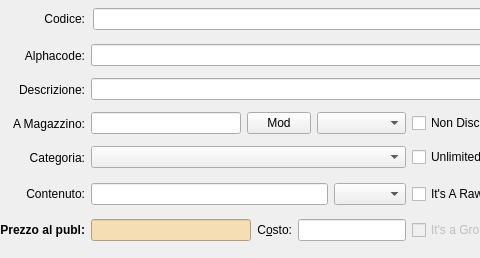
Old version of the form squeeze/src/ui/producteditor.ui in the repository lastprimenumbers/lemonpos; both pictures show x 0 to 480 and y 0 to 258 of the 700 by 258 pixel window.
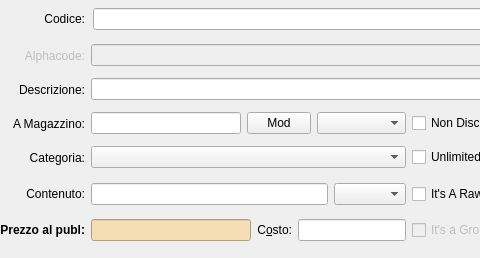
New version of the form.

Patch:
```diff
--- a/squeeze/src/ui/producteditor.ui
+++ b/squeeze/src/ui/producteditor.ui
@@ -354,6 +354,9 @@
     </item>
     <item row="1" column="0">
      <widget class="QLabel" name="label_11">
+      <property name="enabled">
+       <bool>false</bool>
+      </property>
       <property name="text">
        <string>Alphacode:</string>
       </property>
@@ -713,6 +716,9 @@
     </item>
     <item row="1" column="1" colspan="2">
      <widget class="QLineEdit" name="editAlphacode">
+      <property name="enabled">
+       <bool>false</bool>
+      </property>
       <property name="sizePolicy">
        <sizepolicy hsizetype="MinimumExpanding" vsizetype="Fixed">
         <horstretch>0</horstretch>
```
